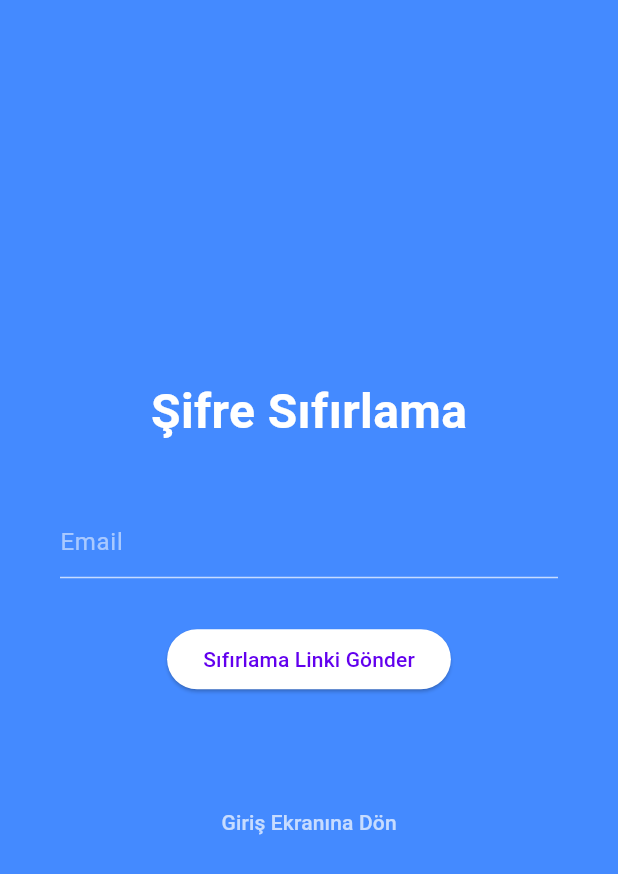
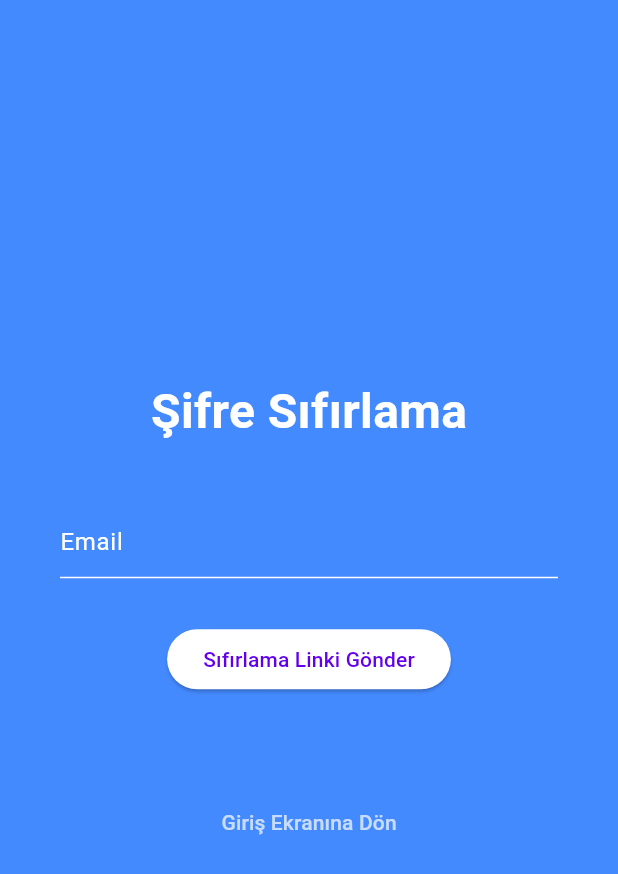
Before and after one commit to emirhnernsatr/To-Do-List, a Flutter app: the RegisterScreen screen opened directly, after a tap on "kayıt Ol", after a tap on "Hesabın Var Mı ?", after a tap on "sifremi Unuttum", on a phone screen of 412 x 824 dp. Shown: the top 874 px of the screen. Run offline on Flutter 3.47's test engine with Material 3 defaults, Android fonts, the phone set to English and light mode, and no system bars; our stand-ins replace cloud_firestore, firebase_auth, firebase_core, flutter_bloc; accounts and stored records are empty; network calls fail.

Commit message:
screens klasörü, theme, widgets klasörü duzenlendı. task_list_view card gorunumu eklendı

```diff
--- a/lib/main.dart
+++ b/lib/main.dart
@@ -6,7 +6,7 @@ import 'package:to_do_uygulamsi/cubit/tasks_cubit.dart';
 import 'package:to_do_uygulamsi/firebase_options.dart';
 import 'package:to_do_uygulamsi/screens/home_screen.dart';
 import 'package:to_do_uygulamsi/screens/login_screen.dart';
-import 'package:to_do_uygulamsi/theme/light_theme.dart';
+import 'package:to_do_uygulamsi/theme/app_theme.dart';
 
 Future<void> main() async {
   WidgetsFlutterBinding.ensureInitialized();
@@ -38,7 +38,7 @@ class MyApp extends StatelessWidget {
           //create: (_) => TasksCubit(user?.uid ?? ""),
           child: MaterialApp(
             debugShowCheckedModeBanner: false,
-            theme: LightTheme().theme,
+            theme: AppTheme().theme,
             home: user == null ? const LoginScreen() : const HomeScreen(),
           ),
         );
--- a/lib/screens/forgot_password_screen.dart
+++ b/lib/screens/forgot_password_screen.dart
@@ -1,5 +1,6 @@
 import 'package:flutter/material.dart';
 import 'package:to_do_uygulamsi/service/auth_service.dart';
+import 'package:to_do_uygulamsi/widgets/task_item.dart';
 
 class ForgotPasswordScreen extends StatefulWidget {
   const ForgotPasswordScreen({super.key});
@@ -32,51 +33,55 @@ class _ForgotPasswordScreenState extends State<ForgotPasswordScreen> {
   @override
   Widget build(BuildContext context) {
     return Scaffold(
-      backgroundColor: Colors.blueAccent,
+      backgroundColor: AppColors.blueAccent,
       body: Center(
         child: Padding(
-          padding: EdgeInsets.all(40),
+          padding: Paddings.all40,
           child: Column(
             mainAxisAlignment: MainAxisAlignment.center,
             children: [
-              Text(
-                'Şifre Sıfırlama',
-                style: TextStyle(
-                  fontSize: 32,
-                  color: Colors.white,
-                  fontWeight: FontWeight.bold,
-                ),
-              ),
-              SizedBox(height: 40),
-              TextField(
-                controller: _emailController,
-                decoration: _customInputDecoration("Email"),
-                style: TextStyle(color: Colors.white),
-                keyboardType: TextInputType.emailAddress,
-              ),
-              SizedBox(height: 30),
-              ElevatedButton(
-                onPressed: _resetPassword,
-                child: Text("Sıfırlama Linki Gönder"),
-              ),
-              SizedBox(height: 20),
-              Text(
-                message,
-                style: TextStyle(color: Colors.white),
-                textAlign: TextAlign.center,
-              ),
-              SizedBox(height: 20),
-              TextButton(
-                onPressed: () => Navigator.pop(context),
-                child: Text(
-                  "Giriş Ekranına Dön",
-                  style: TextStyle(color: Colors.white70),
-                ),
-              ),
+              AppText.TextPasswordReset,
+              sizedBoxH(40),
+              _TextFieldForgotEmail(),
+
+              sizedBoxH(30),
+              _ResetPasswordButton(),
+
+              sizedBoxH(20),
+              AppText.TextForgotMessage,
+
+              sizedBoxH(20),
+              _ReturnHomeButton(context),
             ],
           ),
         ),
       ),
+    );
+  }
+
+  TextButton _ReturnHomeButton(BuildContext context) {
+    return TextButton(
+      onPressed: () => Navigator.pop(context),
+      child: Text(
+        "Giriş Ekranına Dön",
+        style: TextStyle(color: AppColors.white70),
+      ),
+    );
+  }
+
+  ElevatedButton _ResetPasswordButton() {
+    return ElevatedButton(
+      onPressed: _resetPassword,
+      child: Text("Sıfırlama Linki Gönder"),
+    );
+  }
+
+  TextField _TextFieldForgotEmail() {
+    return TextField(
+      controller: _emailController,
+      decoration: _customInputDecoration("Email"),
+      style: TextStyle(color: AppColors.white),
+      keyboardType: TextInputType.emailAddress,
     );
   }
 }
@@ -84,12 +89,12 @@ class _ForgotPasswordScreenState extends State<ForgotPasswordScreen> {
 InputDecoration _customInputDecoration(String hint) {
   return InputDecoration(
     hintText: hint,
-    hintStyle: TextStyle(color: Colors.white54),
+    hintStyle: TextStyle(color: AppColors.white),
     enabledBorder: UnderlineInputBorder(
-      borderSide: BorderSide(color: Colors.white70),
+      borderSide: BorderSide(color: AppColors.white),
     ),
     focusedBorder: UnderlineInputBorder(
-      borderSide: BorderSide(color: Colors.white),
+      borderSide: BorderSide(color: AppColors.white),
     ),
   );
 }
--- a/lib/screens/home_screen.dart
+++ b/lib/screens/home_screen.dart
@@ -3,7 +3,8 @@ import 'package:flutter/material.dart';
 import 'package:flutter_bloc/flutter_bloc.dart';
 import 'package:to_do_uygulamsi/screens/login_screen.dart';
 import 'package:to_do_uygulamsi/service/auth_service.dart';
-import 'package:to_do_uygulamsi/wigets/task_list_view.dart';
+import 'package:to_do_uygulamsi/widgets/task_item.dart';
+import 'package:to_do_uygulamsi/widgets/task_list_view.dart';
 import '../cubit/tasks_cubit.dart';
 import '../cubit/tasks_state.dart';
 
@@ -57,27 +58,13 @@ class _HomeScreenState extends State<HomeScreen> {
   Widget build(BuildContext context) {
     return Scaffold(
       appBar: AppBar(
-        title: const Text('Görev Listesi'),
+        title: AppText.TextTitleHome,
         centerTitle: true,
-        leading: IconButton(
-          onPressed: _logout,
-          icon: Icon(Icons.logout),
-          tooltip: 'Çıkış Yap',
-        ),
-
-        /*IconButton(
-          icon: Icon(Icons.arrow_back_ios_new_rounded),
-          onPressed: () {
-            Navigator.pushReplacement(
-              context,
-              MaterialPageRoute(builder: (_) => const LoginScreen()),
-            );
-          },
-        ),*/
+        leading: _ExitIcon(),
       ),
 
       body: Padding(
-        padding: const EdgeInsets.all(16),
+        padding: Paddings.all16,
         child: Column(
           children: [
             BlocBuilder<TasksCubit, TasksState>(
@@ -94,21 +81,41 @@ class _HomeScreenState extends State<HomeScreen> {
             ),
             Row(
               children: [
-                Expanded(
-                  child: TextField(
-                    controller: _taskController,
-                    decoration: const InputDecoration(
-                      labelText: 'Yeni görev',
-                      border: OutlineInputBorder(),
-                    ),
-                    onSubmitted: (_) => _addTask(),
-                  ),
-                ),
-                const SizedBox(width: 8),
+                Expanded(child: _TextFieldNewTask()),
+                sizedBoxH(8),
+
                 BlocBuilder<TasksCubit, TasksState>(
                   builder: (context, state) {
                     final isLoading = state is TasksLoading;
 
+                    return _AddButton(isLoading);
+                  },
+                ),
+              ],
+            ),
+            sizedBoxH(16),
+            _TextFieldSearch(),
+
+            sizedBoxH(16),
+            Expanded(child: TaskListView()),
+          ],
+        ),
+      ),
+    );
+  }
+
+  TextField _TextFieldSearch() {
+    return TextField(
+      controller: _searchController,
+      decoration: const InputDecoration(
+        labelText: 'Ara',
+        prefixIcon: Icon(Icons.search),
+        border: OutlineInputBorder(),
+      ),
+    );
+  }
+
+  ElevatedButton _AddButton(bool isLoading) {
     return ElevatedButton.icon(
       onPressed: isLoading ? null : _addTask,
       label: isLoading
@@ -117,31 +124,29 @@ class _HomeScreenState extends State<HomeScreen> {
               height: 16,
               child: CircularProgressIndicator(
                 strokeWidth: 2,
-                                valueColor: AlwaysStoppedAnimation(
-                                  Colors.white,
-                                ),
+                valueColor: AlwaysStoppedAnimation(AppColors.white),
               ),
             )
           : const Text('Ekle'),
     );
-                  },
-                ),
-              ],
-            ),
-            const SizedBox(height: 16),
-            TextField(
-              controller: _searchController,
+  }
+
+  IconButton _ExitIcon() {
+    return IconButton(
+      onPressed: _logout,
+      icon: Icon(Icons.logout),
+      tooltip: 'Çıkış Yap',
+    );
+  }
+
+  TextField _TextFieldNewTask() {
+    return TextField(
+      controller: _taskController,
       decoration: const InputDecoration(
-                labelText: 'Ara',
-                prefixIcon: Icon(Icons.search),
+        labelText: 'Yeni görev',
         border: OutlineInputBorder(),
       ),
-            ),
-            const SizedBox(height: 16),
-            Expanded(child: TaskListView()),
-          ],
-        ),
-      ),
+      onSubmitted: (_) => _addTask(),
     );
   }
 }
--- a/lib/screens/login_screen.dart
+++ b/lib/screens/login_screen.dart
@@ -5,6 +5,7 @@ import 'package:to_do_uygulamsi/screens/forgot_password_screen.dart';
 import 'package:to_do_uygulamsi/screens/home_screen.dart';
 import 'package:to_do_uygulamsi/screens/register_screen.dart';
 import 'package:to_do_uygulamsi/service/auth_service.dart';
+import 'package:to_do_uygulamsi/widgets/task_item.dart';
 
 class LoginScreen extends StatefulWidget {
   const LoginScreen({super.key});
@@ -47,96 +48,29 @@ class _LoginScreenState extends State<LoginScreen> {
   @override
   Widget build(BuildContext context) {
     return Scaffold(
-      backgroundColor: Colors.blueAccent,
+      backgroundColor: AppColors.blueAccent,
       body: SingleChildScrollView(
         child: Center(
           child: Padding(
-            padding: const EdgeInsets.all(50.0),
+            padding: Paddings.all50,
             child: Column(
               children: [
-                SizedBox(height: 50),
-                Container(
-                  child: Text(
-                    "To - Do ",
-                    style: TextStyle(fontSize: 45, fontWeight: FontWeight.bold),
-                  ),
-                ),
-                SizedBox(height: 70),
-                Column(
-                  children: [
-                    TextField(
-                      controller: _emailController,
-                      decoration: customInputDecoration('Email'),
-                      style: TextStyle(color: Colors.white),
-                      keyboardType: TextInputType.emailAddress,
-                    ),
-                  ],
-                ),
-                SizedBox(height: 30),
-                TextField(
-                  controller: _passwordController,
-                  decoration: customInputDecoration('Sifre'),
-                  obscureText: true,
-                  style: TextStyle(color: Colors.white),
-                ),
-                SizedBox(height: 20),
+                sizedBoxH(50),
+                Container(child: AppText.TextTitle),
+                sizedBoxH(70),
+                _TextFieldEmail(),
+                sizedBoxH(30),
+                _TextFieldSifre(),
+                sizedBoxH(20),
 
-                Center(
-                  child: TextButton(
-                    onPressed: () {
-                      Navigator.push(
-                        context,
-                        MaterialPageRoute(
-                          builder: (_) => const ForgotPasswordScreen(),
-                        ),
-                      );
-                    },
-                    child: Text(
-                      'sifremi Unuttum',
-                      style: TextStyle(color: Colors.white70),
-                    ),
-                  ),
-                ),
-                SizedBox(height: 20),
+                Center(child: _ForgotPasswordButton(context)),
+                sizedBoxH(20),
 
-                Center(
-                  child: TextButton(
-                    onPressed: _login,
-                    child: Container(
-                      height: 50,
-                      width: 150,
-                      decoration: BoxDecoration(
-                        borderRadius: BorderRadius.circular(60),
-                        color: Colors.green,
-                      ),
-                      child: Center(
-                        child: Text(
-                          'Giris Yap',
-                          style: TextStyle(color: Colors.white),
-                        ),
-                      ),
-                    ),
-                  ),
-                ),
-                SizedBox(height: 20),
+                Center(child: _HomeButton()),
+                sizedBoxH(20),
 
-                Center(
-                  child: TextButton(
-                    onPressed: () {
-                      Navigator.push(
-                        context,
-                        MaterialPageRoute(
-                          builder: (_) => const RegisterScreen(),
-                        ),
-                      );
-                    },
-                    child: Text(
-                      'Hesap Olustur',
-                      style: TextStyle(color: Colors.black),
-                    ),
-                  ),
-                ),
-                SizedBox(height: 20),
+                Center(child: _RegisterButton(context)),
+                sizedBoxH(20),
                 Text(message),
               ],
             ),
@@ -146,15 +80,77 @@ class _LoginScreenState extends State<LoginScreen> {
     );
   }
 
+  TextField _TextFieldSifre() {
+    return TextField(
+      controller: _passwordController,
+      decoration: customInputDecoration('Sifre'),
+      obscureText: true,
+      style: TextStyle(color: AppColors.white),
+    );
+  }
+
+  TextField _TextFieldEmail() {
+    return TextField(
+      controller: _emailController,
+      decoration: customInputDecoration('Email'),
+      style: TextStyle(color: AppColors.white),
+      keyboardType: TextInputType.emailAddress,
+    );
+  }
+
+  TextButton _ForgotPasswordButton(BuildContext context) {
+    return TextButton(
+      onPressed: () {
+        Navigator.push(
+          context,
+          MaterialPageRoute(builder: (_) => const ForgotPasswordScreen()),
+        );
+      },
+      child: Text(
+        'sifremi Unuttum',
+        style: TextStyle(color: AppColors.white70),
+      ),
+    );
+  }
+
+  TextButton _RegisterButton(BuildContext context) {
+    return TextButton(
+      onPressed: () {
+        Navigator.push(
+          context,
+          MaterialPageRoute(builder: (_) => const RegisterScreen()),
+        );
+      },
+      child: Text('Hesap Olustur', style: TextStyle(color: AppColors.black)),
+    );
+  }
+
+  TextButton _HomeButton() {
+    return TextButton(
+      onPressed: _login,
+      child: Container(
+        height: 50,
+        width: 150,
+        decoration: BoxDecoration(
+          borderRadius: BorderRadius.circular(60),
+          color: AppColors.green,
+        ),
+        child: Center(
+          child: Text('Giris Yap', style: TextStyle(color: AppColors.white)),
+        ),
+      ),
+    );
+  }
+
   InputDecoration customInputDecoration(String hintText) {
     return InputDecoration(
       hintText: hintText,
-      hintStyle: TextStyle(color: Colors.white),
+      hintStyle: TextStyle(color: AppColors.white),
       enabledBorder: UnderlineInputBorder(
-        borderSide: BorderSide(color: Colors.white),
+        borderSide: BorderSide(color: AppColors.white),
       ),
       focusedBorder: UnderlineInputBorder(
-        borderSide: BorderSide(color: Colors.white),
+        borderSide: BorderSide(color: AppColors.white),
       ),
     );
   }
--- a/lib/screens/register_screen.dart
+++ b/lib/screens/register_screen.dart
@@ -1,6 +1,7 @@
 import 'package:flutter/material.dart';
 import 'package:to_do_uygulamsi/screens/login_screen.dart';
 import 'package:to_do_uygulamsi/service/auth_service.dart';
+import 'package:to_do_uygulamsi/widgets/task_item.dart';
 
 class RegisterScreen extends StatefulWidget {
   const RegisterScreen({super.key});
@@ -48,79 +49,34 @@ class _RegisterScreenState extends State<RegisterScreen> {
   @override
   Widget build(BuildContext context) {
     return Scaffold(
-      backgroundColor: Colors.blueAccent,
+      backgroundColor: AppColors.blueAccent,
       body: Center(
         child: Padding(
-          padding: const EdgeInsets.all(50.0),
+          padding: Paddings.all50,
           child: Column(
             children: [
-              SizedBox(height: 50),
-              Container(
-                child: Text(
-                  "Kayıt ol",
-                  style: TextStyle(fontSize: 45, fontWeight: FontWeight.bold),
-                ),
-              ),
-              SizedBox(height: 70),
+              sizedBoxH(50),
+              Container(child: AppText.TextRegister),
+
+              sizedBoxH(70),
               Column(
                 children: [
-                  TextField(
-                    controller: _emailController,
-                    decoration: customInputDecoration('Email'),
-                  ),
-                  SizedBox(height: 20),
-                  TextField(
-                    controller: _passwordController,
-                    decoration: customInputDecoration('Sifre'),
-                    obscureText: true,
-                  ),
-                  SizedBox(height: 20),
-                  TextField(
-                    controller: _passwordConfirmController,
-                    decoration: customInputDecoration('Sifre Onay'),
-                    obscureText: true,
-                  ),
+                  _TextFieldRegisterEmail(),
+                  sizedBoxH(20),
+
+                  _TextFieldRegisterPassword(),
+                  sizedBoxH(20),
+
+                  _TextFieldRegisterConfirmPassword(),
                 ],
               ),
-              SizedBox(height: 30),
+              sizedBoxH(30),
+              Center(child: _RegisterButton()),
 
-              Center(
-                child: TextButton(
-                  onPressed: _register,
-                  child: Container(
-                    height: 50,
-                    width: 150,
-                    margin: EdgeInsets.symmetric(horizontal: 60),
-                    decoration: BoxDecoration(
-                      borderRadius: BorderRadius.circular(50),
-                      color: Colors.green,
-                    ),
-                    child: Center(
-                      child: Text(
-                        'kayıt Ol',
-                        style: TextStyle(color: Colors.white),
-                      ),
-                    ),
-                  ),
-                ),
-              ),
-              SizedBox(height: 20),
+              sizedBoxH(20),
+              Center(child: _AccountPromptButton(context)),
+              sizedBoxH(20),
 
-              Center(
-                child: TextButton(
-                  onPressed: () {
-                    Navigator.pushReplacement(
-                      context,
-                      MaterialPageRoute(builder: (_) => const LoginScreen()),
-                    );
-                  },
-                  child: Text(
-                    'Hesabın Var Mı ?',
-                    style: TextStyle(color: Colors.black),
-                  ),
-                ),
-              ),
-              SizedBox(height: 20),
               Text(message),
             ],
           ),
@@ -129,15 +85,66 @@ class _RegisterScreenState extends State<RegisterScreen> {
     );
   }
 
+  TextButton _AccountPromptButton(BuildContext context) {
+    return TextButton(
+      onPressed: () {
+        Navigator.pushReplacement(
+          context,
+          MaterialPageRoute(builder: (_) => const LoginScreen()),
+        );
+      },
+      child: AppText.AccountPromptText,
+    );
+  }
+
+  TextButton _RegisterButton() {
+    return TextButton(
+      onPressed: _register,
+      child: Container(
+        height: 50,
+        width: 150,
+        margin: EdgeInsets.symmetric(horizontal: 60),
+        decoration: BoxDecoration(
+          borderRadius: BorderRadius.circular(50),
+          color: AppColors.green,
+        ),
+        child: Center(child: AppText.TextRegisterButton),
+      ),
+    );
+  }
+
+  TextField _TextFieldRegisterConfirmPassword() {
+    return TextField(
+      controller: _passwordConfirmController,
+      decoration: customInputDecoration('Sifre Onay'),
+      obscureText: true,
+    );
+  }
+
+  TextField _TextFieldRegisterPassword() {
+    return TextField(
+      controller: _passwordController,
+      decoration: customInputDecoration('Sifre'),
+      obscureText: true,
+    );
+  }
+
+  TextField _TextFieldRegisterEmail() {
+    return TextField(
+      controller: _emailController,
+      decoration: customInputDecoration('Email'),
+    );
+  }
+
   InputDecoration customInputDecoration(String hintText) {
     return InputDecoration(
       hintText: hintText,
-      hintStyle: TextStyle(color: Colors.white),
+      hintStyle: TextStyle(color: AppColors.white),
       enabledBorder: UnderlineInputBorder(
-        borderSide: BorderSide(color: Colors.white),
+        borderSide: BorderSide(color: AppColors.white),
       ),
       focusedBorder: UnderlineInputBorder(
-        borderSide: BorderSide(color: Colors.white),
+        borderSide: BorderSide(color: AppColors.white),
       ),
     );
   }
--- a/lib/theme/light_theme.dart
+++ b/lib/theme/app_theme.dart
@@ -1,14 +1,13 @@
 import 'package:flutter/material.dart';
+import 'package:to_do_uygulamsi/widgets/task_item.dart';
 
-class LightTheme {
-  final _lightColor = _LightColor();
-
+class AppTheme {
   late final ThemeData theme;
 
-  LightTheme() {
+  AppTheme() {
     theme = ThemeData(
       appBarTheme: AppBarTheme(
-        color: _LightColor().blueAccent,
+        color: AppColors.blueAccent,
         shape: RoundedRectangleBorder(
           borderRadius: BorderRadius.vertical(bottom: Radius.circular(20)),
         ),
@@ -16,29 +15,23 @@ class LightTheme {
 
       scaffoldBackgroundColor: Colors.white.withOpacity(0.9),
       floatingActionButtonTheme: FloatingActionButtonThemeData(
-        backgroundColor: _LightColor().blueAccent,
+        backgroundColor: AppColors.blueAccent,
       ),
       buttonTheme: ButtonThemeData(
         colorScheme: ColorScheme.light(
           onPrimary: Colors.blue,
-          onSecondary: _LightColor().blueMenia,
+          onSecondary: AppColors.blueAccent,
         ),
       ),
       colorScheme: ColorScheme.light(),
       checkboxTheme: CheckboxThemeData(
-        fillColor: WidgetStateProperty.all(_LightColor().blueAccent),
-        side: BorderSide(color: _LightColor().blueAccent),
+        fillColor: WidgetStateProperty.all(AppColors.blueAccent),
+        side: BorderSide(color: AppColors.blueAccent),
       ),
 
       textTheme: ThemeData.light().textTheme.copyWith(
-        titleLarge: TextStyle(fontSize: 24, color: _lightColor._textColor),
+        titleLarge: TextStyle(fontSize: 24, color: AppColors.blueAccent),
       ),
     );
   }
 }
-
-class _LightColor {
-  final Color _textColor = Color.fromARGB(255, 27, 26, 26);
-  final Color blueMenia = Color.fromARGB(95, 188, 248, 1);
-  final Color blueAccent = Colors.blueAccent;
-}
--- /dev/null
+++ b/lib/widgets/task_item.dart
@@ -0,0 +1,61 @@
+import 'package:flutter/material.dart';
+
+Widget sizedBoxH(double height) => SizedBox(height: height);
+//Widget sizedBoxW(double width) => SizedBox(width: width);
+
+class AppColors {
+  static const Color black = Colors.black;
+  static const Color white = Colors.white;
+  static const Color white70 = Colors.white70;
+  static final Color blueAccent = Colors.blueAccent;
+  static final Color green = Colors.green;
+}
+
+class Paddings {
+  static const EdgeInsets all50 = EdgeInsets.all(50);
+  static const EdgeInsets all40 = EdgeInsets.all(40);
+  static const EdgeInsets all16 = EdgeInsets.all(16);
+}
+
+class AppText {
+  static final TextTitle = Text(
+    'To - Do',
+    style: TextStyle(
+      fontSize: 50,
+      color: Colors.black,
+      fontWeight: FontWeight.bold,
+    ),
+  );
+
+  static final TextTitleHome = const Text('Görev Listesi');
+
+  static final TextPasswordReset = Text(
+    'Şifre Sıfırlama',
+    style: TextStyle(
+      fontSize: 32,
+      color: Colors.white,
+      fontWeight: FontWeight.bold,
+    ),
+  );
+
+  static final TextForgotMessage = Text(
+    '',
+    style: TextStyle(color: Colors.white),
+    textAlign: TextAlign.center,
+  );
+
+  static final TextRegister = Text(
+    "Kayıt ol",
+    style: TextStyle(fontSize: 45, fontWeight: FontWeight.bold),
+  );
+
+  static final AccountPromptText = Text(
+    'Hesabın Var Mı ?',
+    style: TextStyle(color: AppColors.black),
+  );
+
+  static final TextRegisterButton = Text(
+    'kayıt Ol',
+    style: TextStyle(color: AppColors.white),
+  );
+}
--- a/lib/wigets/task_list_view.dart
+++ b/lib/widgets/task_list_view.dart
@@ -32,12 +32,15 @@ class TaskListView extends StatelessWidget {
             itemBuilder: (context, index) {
               final task = tasks[index];
 
-              return TaskItem(
-                task: task,
-                onToggleDone: () =>
-                    context.read<TasksCubit>().toggleTask(task.id),
-                onEdit: () => _editTask(context, task),
-                onDelete: () => context.read<TasksCubit>().deleteTask(task.id),
+              return Card(
+                child: TaskItem(
+                  task: task,
+                  onToggleDone: () =>
+                      context.read<TasksCubit>().toggleTask(task.id),
+                  onEdit: () => _editTask(context, task),
+                  onDelete: () =>
+                      context.read<TasksCubit>().deleteTask(task.id),
+                ),
               );
             },
           );
```
Also changed, not shown: lib/wigets/task_item.dart (deleted). Lines whose indentation alone changed are shown as unchanged.
